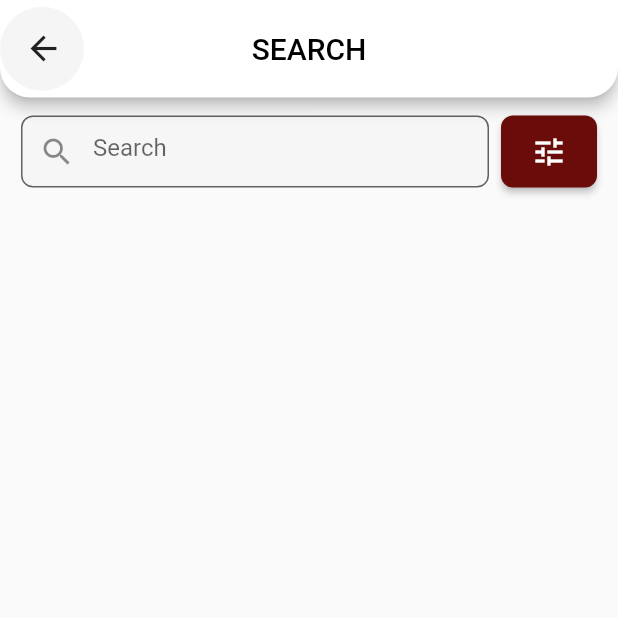
After one commit to Yaseendev/restaurant, a Flutter app: the SearchScreen screen opened directly, after a tap on the "tune" icon, on a phone screen of 412 x 824 dp, the top half of it. The commit adds this screen. Run offline on Flutter 3.47's test engine with Material 2 defaults, Android fonts, the phone set to English and light mode, and no system bars; our stand-ins replace badges, bloc, blurrycontainer, cached_network_image, carousel_slider, connectivity_plus and 23 more; missing offline and left inert: custom_text, flutter_facebook_auth, numeral, qr_code_scanner; accounts and stored records are empty.

Commit message:
search implementation

```diff
--- a/lib/Map/data/repositories/map_repository.dart
+++ b/lib/Map/data/repositories/map_repository.dart
@@ -1,4 +1,3 @@
-import 'package:google_maps_flutter/google_maps_flutter.dart';
 import 'package:restaurant_app/Shared/Location/data/models/geo_latLng.dart';
 import 'package:restaurant_app/utils/locator.dart';
 import 'package:restaurant_app/utils/services/api_service.dart';
--- a/lib/Map/presentation/screens/initial_map_screen.dart
+++ b/lib/Map/presentation/screens/initial_map_screen.dart
@@ -10,6 +10,7 @@ import 'package:restaurant_app/Map/data/repositories/map_repository.dart';
 import 'package:restaurant_app/Primary/presentation/screens/primary_screen.dart';
 import 'package:restaurant_app/Shared/Location/data/models/geo_latLng.dart';
 import 'package:restaurant_app/Shared/Location/data/repositories/location_repository.dart';
+import 'package:restaurant_app/Shared/Rate/presentation/widgets/custom_app_bar.dart';
 import 'package:restaurant_app/User/blocs/account_bloc/account_bloc.dart';
 import 'package:restaurant_app/utils/locator.dart';
 
@@ -110,9 +111,7 @@ class _InitialMapScreenState extends State<InitialMapScreen> {
         extendBody: true,
         extendBodyBehindAppBar: true,
         appBar: widget.fromHome
-            ? AppBar(
-                title: Text('Different Delivery Location'),
-              )
+            ? CustomAppBar.appBarWithBackBttn(context, 'Different Delivery Location')
             : null,
         body: SafeArea(
           child: Stack(
--- a/lib/Offers/presentation/screens/offers_screen.dart
+++ b/lib/Offers/presentation/screens/offers_screen.dart
@@ -11,8 +11,8 @@ class OffersScreen extends StatelessWidget {
       appBar: CustomAppBar.appBarWithBackBttn(context, 'Offers'),
       body: ListView(
         children: [
-          OffercardLarge(),
-          OffercardLarge(),
+          OfferCardLarge(),
+          OfferCardLarge(),
         ],
       ),
     );
--- a/lib/Order/data/models/order_item.dart
+++ b/lib/Order/data/models/order_item.dart
@@ -1,7 +1,8 @@
+import 'package:equatable/equatable.dart';
 import 'package:restaurant_app/Product/data/models/product.dart';
 import 'package:restaurant_app/Product/data/models/product_option.dart';
 
-class OrderItem {
+class OrderItem extends Equatable {
   final Product product;
   final ProductOption? size;
   final List<ProductOption>? options;
@@ -29,4 +30,7 @@ class OrderItem {
       totalPrice: json['total'],
     );
   }
+
+  @override
+  List<Object?> get props => [product, size, options];
 }
--- /dev/null
+++ b/lib/Search/bloc/search_bloc.dart
@@ -0,0 +1,32 @@
+import 'package:bloc/bloc.dart';
+import 'package:connectivity_plus/connectivity_plus.dart';
+import 'package:equatable/equatable.dart';
+import 'package:restaurant_app/Product/data/models/product.dart';
+import 'package:restaurant_app/Search/data/repositories/search_repository.dart';
+import 'package:restaurant_app/utils/locator.dart';
+
+part 'search_event.dart';
+part 'search_state.dart';
+
+class SearchBloc extends Bloc<SearchEvent, SearchState> {
+  SearchBloc() : super(SearchInitial()) {
+    final Connectivity connectivity = locator.get<Connectivity>();
+    final SearchRepository searchRepository = locator.get<SearchRepository>();
+
+    on<FetchSearchData>((event, emit) async {
+      if (event.searchTxt.isEmpty)
+        emit(SearchLoaded([]));
+      else {
+        if (await connectivity.checkConnectivity() != ConnectivityResult.none) {
+          emit(SearchLoading());
+          await searchRepository
+              .fetchSearchResult(event.searchTxt, event.startPrice,
+                  event.endPrice, event.categories)
+              .then((values) => emit(SearchLoaded(values)));
+        } else {
+          emit(SearchNoInternet());
+        }
+      }
+    });
+  }
+}
--- /dev/null
+++ b/lib/Search/bloc/search_event.dart
@@ -0,0 +1,30 @@
+part of 'search_bloc.dart';
+
+abstract class SearchEvent extends Equatable {
+  const SearchEvent();
+
+  @override
+  List<Object?> get props => [];
+}
+
+class FetchSearchData extends SearchEvent {
+  final String searchTxt;
+  final num? startPrice;
+  final num? endPrice;
+  final List<String>? categories;
+
+  FetchSearchData({
+       required this.searchTxt,
+       this.startPrice,
+        this.endPrice,
+         this.categories,
+         });
+
+  @override
+  List<Object?> get props => [
+    searchTxt,
+    startPrice,
+    endPrice,
+    categories,
+       ];
+}
--- /dev/null
+++ b/lib/Search/bloc/search_state.dart
@@ -0,0 +1,32 @@
+part of 'search_bloc.dart';
+
+abstract class SearchState extends Equatable {
+  const SearchState();
+
+  @override
+  List<Object> get props => [];
+}
+
+class SearchInitial extends SearchState {
+  @override
+  List<Object> get props => [];
+}
+
+class SearchLoading extends SearchState {
+  @override
+  List<Object> get props => [];
+}
+
+class SearchLoaded extends SearchState {
+  final List<Product> products;
+
+  SearchLoaded(this.products);
+
+  @override
+  List<Object> get props => [products];
+}
+
+class SearchNoInternet extends SearchState {
+  @override
+  List<Object> get props => [];
+}
--- /dev/null
+++ b/lib/Search/data/repositories/search_repository.dart
@@ -0,0 +1,20 @@
+import 'package:restaurant_app/Branch/data/Models/branch.dart';
+import 'package:restaurant_app/Product/data/models/product.dart';
+import 'package:restaurant_app/utils/locator.dart';
+import 'package:restaurant_app/utils/services/api_service.dart';
+
+class SearchRepository {
+  late final ApiService _apiService;
+
+  SearchRepository() {
+    this._apiService = locator.get<ApiService>();
+  }
+
+  Future<List<Product>> fetchSearchResult(String term,
+      [num? startPrice, num? endPrice, List<String>? categories]) async {
+    final int branchId = locator.get<Branch>().id!;
+    final result = await _apiService.getSearchResult(
+        branchId, term, startPrice, endPrice, categories);
+    return result!.map((e) => Product.fromJson(e)).toList();
+  }
+}
--- /dev/null
+++ b/lib/Search/presentation/screens/search_screen.dart
@@ -0,0 +1,61 @@
+import 'package:flutter/material.dart';
+import 'package:flutter_bloc/flutter_bloc.dart';
+import 'package:restaurant_app/Product/data/models/product.dart';
+import 'package:restaurant_app/Restaurant/presenation/widgets/products_tabview_loading.dart';
+import 'package:restaurant_app/Search/bloc/search_bloc.dart';
+import 'package:restaurant_app/Shared/Rate/presentation/widgets/custom_app_bar.dart';
+import '../widgets/search_card.dart';
+import '../widgets/search_result_tiles.dart';
+
+class SearchScreen extends StatefulWidget {
+  final String initText;
+  final List<Product> initResult;
+
+  const SearchScreen({
+    super.key,
+    this.initText = '',
+    this.initResult = const [],
+  });
+
+  @override
+  State<SearchScreen> createState() => _SearchScreenState();
+}
+
+class _SearchScreenState extends State<SearchScreen> {
+  late String searchTerm;
+  late List<Product> result;
+
+  @override
+  void initState() {
+    searchTerm = widget.initText;
+    result = widget.initResult;
+    super.initState();
+  }
+
+  @override
+  Widget build(BuildContext context) {
+    return BlocListener<SearchBloc, SearchState>(
+      listener: (context, state) {
+        if (state is SearchLoaded) result = state.products;
+      },
+      child: Scaffold(
+        appBar: CustomAppBar.appBarWithBackBttn(context, 'search'),
+        body: ListView(
+          shrinkWrap: true,
+          children: [
+            SearchCard(searchTerm: searchTerm),
+            const SizedBox(height: 12),
+            BlocBuilder<SearchBloc, SearchState>(
+              builder: (context, state) {
+                if (state is SearchLoading) return ProductsTabViewLoading();
+                if (state is SearchLoaded)
+                  return SearchResultTiles(result: state.products);
+                return SearchResultTiles(result: result);
+              },
+            ),
+          ],
+        ),
+      ),
+    );
+  }
+}
--- /dev/null
+++ b/lib/Search/presentation/widgets/search_card.dart
@@ -0,0 +1,65 @@
+import 'package:flutter/material.dart';
+import 'package:flutter_bloc/flutter_bloc.dart';
+import 'package:restaurant_app/Search/bloc/search_bloc.dart';
+
+class SearchCard extends StatelessWidget {
+  const SearchCard({
+    Key? key,
+    required this.searchTerm,
+  }) : super(key: key);
+
+  final String searchTerm;
+
+  @override
+  Widget build(BuildContext context) {
+    return Padding(
+      padding: EdgeInsets.symmetric(horizontal: 14, vertical: 12),
+      child: Row(
+        mainAxisAlignment: MainAxisAlignment.spaceAround,
+        children: [
+          Expanded(
+            child: SizedBox(
+              height: 48,
+              child: TextFormField(
+                maxLines: 1,
+                decoration: InputDecoration(
+                  border: OutlineInputBorder(
+                    borderRadius: BorderRadius.circular(8),
+                    borderSide: const BorderSide(
+                      width: 0,
+                      color: Color(0xFFF6F6F6),
+                      style: BorderStyle.none,
+                    ),
+                  ),
+                  fillColor: const Color(0xFFF6F6F6),
+                  filled: true,
+                  hintText: 'Search',
+                  prefixIcon: const Icon(Icons.search),
+                ),
+                initialValue: searchTerm,
+                onChanged: (value) {
+                  context
+                      .read<SearchBloc>()
+                      .add(FetchSearchData(searchTxt: value));
+                },
+              ),
+            ),
+          ),
+          const SizedBox(width: 8),
+          SizedBox(
+            height: 48,
+            child: ElevatedButton(
+              style: ElevatedButton.styleFrom(
+                shape: RoundedRectangleBorder(
+                  borderRadius: BorderRadius.circular(8),
+                ),
+              ),
+              onPressed: () {},
+              child: Center(child: const Icon(Icons.tune)),
+            ),
+          ),
+        ],
+      ),
+    );
+  }
+}
--- /dev/null
+++ b/lib/Search/presentation/widgets/search_result_tiles.dart
@@ -0,0 +1,62 @@
+import 'package:cached_network_image/cached_network_image.dart';
+import 'package:flutter/material.dart';
+import 'package:restaurant_app/Product/data/models/product.dart';
+import 'package:restaurant_app/utils/constants.dart';
+
+class SearchResultTiles extends StatelessWidget {
+  const SearchResultTiles({
+    Key? key,
+    required this.result,
+  }) : super(key: key);
+
+  final List<Product> result;
+
+  @override
+  Widget build(BuildContext context) {
+    return Column(
+      children: ListTile.divideTiles(
+          context: context,
+          tiles: result.map((product) => Card(
+                shape: RoundedRectangleBorder(
+                  borderRadius: BorderRadius.circular(8),
+                ),
+                child: Padding(
+                  padding: const EdgeInsets.all(8.0),
+                  child: ListTile(
+                    leading: CachedNetworkImage(
+                      imageUrl: product.imgUrl,
+                      height: 80,
+                      width: 70,
+                      fit: BoxFit.cover,
+                      errorWidget: (context, error, stackTrace) {
+                        return Image.asset(
+                          Images.CATEGORY_PLACEHOLDER,
+                          height: 80,
+                          width: 70,
+                          fit: BoxFit.cover,
+                        );
+                      },
+                      placeholder: (context, _) {
+                        return Image.asset(
+                          Images.CATEGORY_PLACEHOLDER,
+                          height: 80,
+                          width: 70,
+                          fit: BoxFit.cover,
+                        );
+                      },
+                    ),
+                    title: Text(
+                      product.name,
+                      style:const TextStyle(
+                        fontSize: 18,
+                        fontWeight: FontWeight.w500,
+                      ),
+                    ),
+                    subtitle: Text('${product.categories[0].name}'),
+                    trailing: Text('${product.price} EGP'),
+                  ),
+                ),
+              ))).toList(),
+    );
+  }
+}
--- a/lib/Shared/Cart/cubit/cart_cubit.dart
+++ b/lib/Shared/Cart/cubit/cart_cubit.dart
@@ -15,14 +15,17 @@ class CartCubit extends Cubit<List<OrderItem>> {
   }
 
   void addItem(OrderItem item) async {
+    if (state.contains(item)) {
+      increaseItemQnt(item);
+    } else {
       cartRepository.addItem(item).onError((error, stackTrace) {
         print('Cant add item to cart $error');
       });
-    //.then((value) => null);
       emit([
         ...state,
         item,
       ]);
+    }
   }
 
   void removeItem(OrderItem item) {
--- a/lib/utils/locator.dart
+++ b/lib/utils/locator.dart
@@ -6,6 +6,7 @@ import 'package:restaurant_app/Branch/data/Models/branch.dart';
 import 'package:restaurant_app/Category/data/repositories/category_repository.dart';
 import 'package:restaurant_app/Map/data/repositories/map_repository.dart';
 import 'package:restaurant_app/Product/data/repositories/product_repository.dart';
+import 'package:restaurant_app/Search/data/repositories/search_repository.dart';
 import 'package:restaurant_app/Shared/Location/data/repositories/location_repository.dart';
 import 'package:restaurant_app/User/data/repositories/account_repositories.dart';
 import 'package:shared_preferences/shared_preferences.dart';
@@ -59,4 +60,5 @@ Future locatorsSetup() async {
   locator.registerLazySingleton<CategoryRepository>(() => CategoryRepository());
   locator.registerLazySingleton<CartRepository>(() => CartRepository());
   locator.registerLazySingleton<ProductRepository>(() => ProductRepository());
+  locator.registerLazySingleton<SearchRepository>(() => SearchRepository());
 }
```
Also changed, not shown: lib/Home/presentation/widgets/loaded/home_loaded_content.dart (+3 -9 lines), lib/Home/presentation/widgets/loaded/search_box.dart (deleted, +0 -65 lines), lib/Offers/presentation/widgets/offer_card_large.dart (+16 -16 lines), lib/Offers/presentation/widgets/offer_card_small.dart (+14 -14 lines), lib/Search/presentation/widgets/search_box.dart (added, +119 -0 lines), lib/utils/services/api_service.dart (+16 -0 lines). Lines whose indentation alone changed are shown as unchanged.
